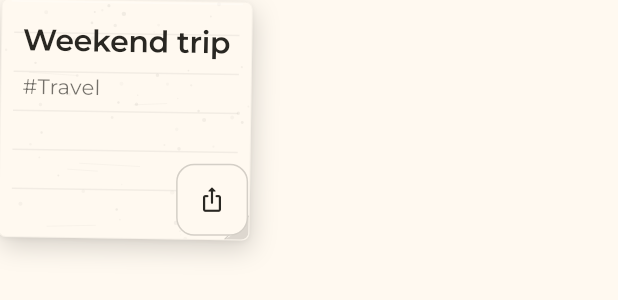
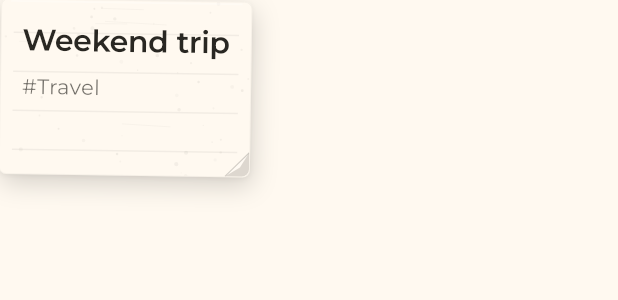
Before and after one commit to banghuazhao/onlynote, a Flutter app: the NoteCard widget shown alone on an empty page, opened directly with sample values from the repository, on a phone screen of 412 x 824 dp. Shown: the top 300 px of the screen. Run offline on Flutter 3.47's test engine with Material 3 defaults, Android fonts, the light colour scheme and no system bars; drawn by our look-alikes of screenshot; our stand-ins replace animate_do, auto_route, dartz, flutter_bloc, flutter_local_notifications, flutter_timezone and 17 more; missing offline and left inert: app_settings, app_tracking_transparency, file_selector, home_widget, open_store; accounts and stored records are empty.

Commit message:
fix: simplify note cards and improve image close contrast

```diff
--- a/lib/presentation/screens/home/widgets/note_card.dart
+++ b/lib/presentation/screens/home/widgets/note_card.dart
@@ -9,7 +9,6 @@ import 'package:intl/intl.dart';
 import 'package:onlynote/Tools/app_typography_settings.dart';
 import 'package:onlynote/Tools/reminder.dart';
 import 'package:onlynote/Tools/reminder_data.dart';
-import 'package:onlynote/Tools/share_helper.dart';
 import 'package:onlynote/domain/model/note.dart';
 import 'package:onlynote/generated/l10n.dart';
 import 'package:onlynote/presentation/components/note_image.dart';
@@ -32,7 +31,6 @@ class NoteCard extends StatefulWidget {
     this.onTodoToggle,
     this.onLongPress,
     this.onTap,
-    this.onShare,
     this.thumbnailBuilder,
     this.screenshotController,
   });
@@ -52,9 +50,7 @@ class NoteCard extends StatefulWidget {
   final Function()? onLongPress;
   final Function()? onTap;
 
-  /// Preview collaborators can stay in memory without opening native sharing
-  /// or loading files. The ordinary home card keeps its native defaults.
-  final VoidCallback? onShare;
+  /// Lets previews render thumbnails without loading files.
   final Widget Function(BuildContext context, String path)? thumbnailBuilder;
 
   /// Lets a parent capture the same rendered content for its own actions
@@ -69,7 +65,6 @@ class NoteCard extends StatefulWidget {
 class NoteCardState extends State<NoteCard> {
   late final ScreenshotController _screenshotController =
       widget.screenshotController ?? ScreenshotController();
-  final GlobalKey _shareButtonKey = GlobalKey();
   bool _pressed = false;
   bool _exportingImage = false;
 
@@ -92,20 +87,6 @@ class NoteCardState extends State<NoteCard> {
   void _setPressed(bool value) {
     if (_exportingImage) return;
     if (_pressed != value) setState(() => _pressed = value);
-  }
-
-  Future<void> _shareNoteAsImage() {
-    if (widget.onShare != null) {
-      widget.onShare!();
-      return Future.value();
-    }
-    return ShareHelper.shareNote(
-      context,
-      widget.note,
-      _screenshotController,
-      sharePositionOrigin: ShareHelper.shareOriginFromKey(_shareButtonKey),
-      captureImage: captureImage,
-    );
   }
 
   Iterable<Todo> _visibleTodos(Note note) {
@@ -226,7 +207,8 @@ class NoteCardState extends State<NoteCard> {
                   selected: widget.selected,
                   pressed: _pressed,
                   exportMode: _exportingImage,
-                  padding: const EdgeInsets.fromLTRB(14, 14, 14, 56),
+                  padding: EdgeInsets.fromLTRB(
+                      14, 14, 14, widget.selectionMode ? 56 : 14),
                   child: ConstrainedBox(
                     constraints: const BoxConstraints(minHeight: 88),
                     child: Column(
@@ -459,37 +441,26 @@ class NoteCardState extends State<NoteCard> {
                   ),
                 ),
               ),
+              if (widget.selectionMode)
                 Positioned(
                   right: 2,
                   bottom: 2,
                   child: Tooltip(
-                  message: widget.selectionMode
-                      ? S.of(context).Select
-                      : S.of(context).Share,
+                    message: S.of(context).Select,
                     child: IconButton(
-                    key: widget.selectionMode ? null : _shareButtonKey,
                       style: AppButtonStyles.paper(selected: widget.selected),
-                    onPressed: _exportingImage
-                        ? null
-                        : widget.selectionMode
-                            ? widget.onTap
-                            : _shareNoteAsImage,
+                      onPressed: _exportingImage ? null : widget.onTap,
                       icon: ExcludeSemantics(
                         child: AnimatedSwitcher(
                           duration: reduceMotion || _exportingImage
                               ? Duration.zero
                               : const Duration(milliseconds: 160),
                           child: Icon(
-                          widget.selectionMode
-                              ? widget.selected
+                            widget.selected
                                 ? Icons.check_rounded
-                                  : Icons.check_circle_outline_rounded
-                              : Icons.ios_share_rounded,
-                          key: ValueKey(widget.selectionMode
-                              ? widget.selected
-                                  ? 'selected'
-                                  : 'unselected'
-                              : 'share'),
+                                : Icons.check_circle_outline_rounded,
+                            key: ValueKey(
+                                widget.selected ? 'selected' : 'unselected'),
                             size: 18,
                           ),
                         ),
--- a/lib/presentation/screens/home/widgets/note_card_previews.dart
+++ b/lib/presentation/screens/home/widgets/note_card_previews.dart
@@ -155,7 +155,6 @@ class _NoteCardsPreviewState extends State<_NoteCardsPreview> {
                     key: ValueKey(_notes[index].id),
                     note: _notes[index],
                     // The entire fixture stays in memory on the web previewer.
-                    onShare: () {},
                     onTap: () {},
                     thumbnailBuilder: (_, path) => ColoredBox(
                       color: path.contains('recipe')
```
Also changed, not shown: lib/presentation/screens/note_detail/note_detail_screen.dart (+7 -0 lines), 1 other file. Lines whose indentation alone changed are shown as unchanged.
